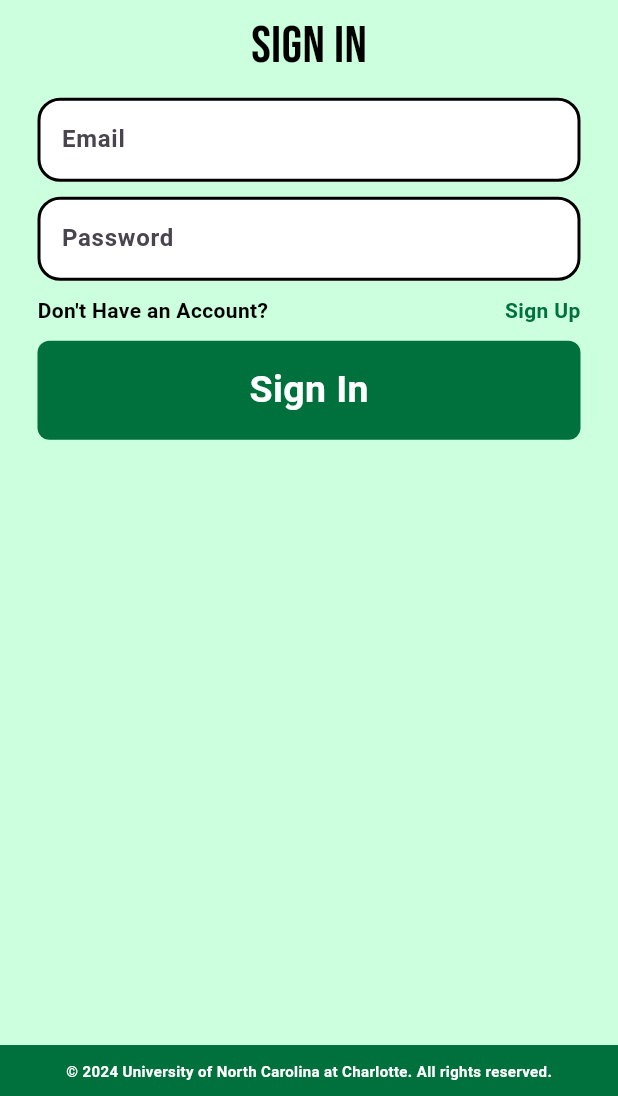
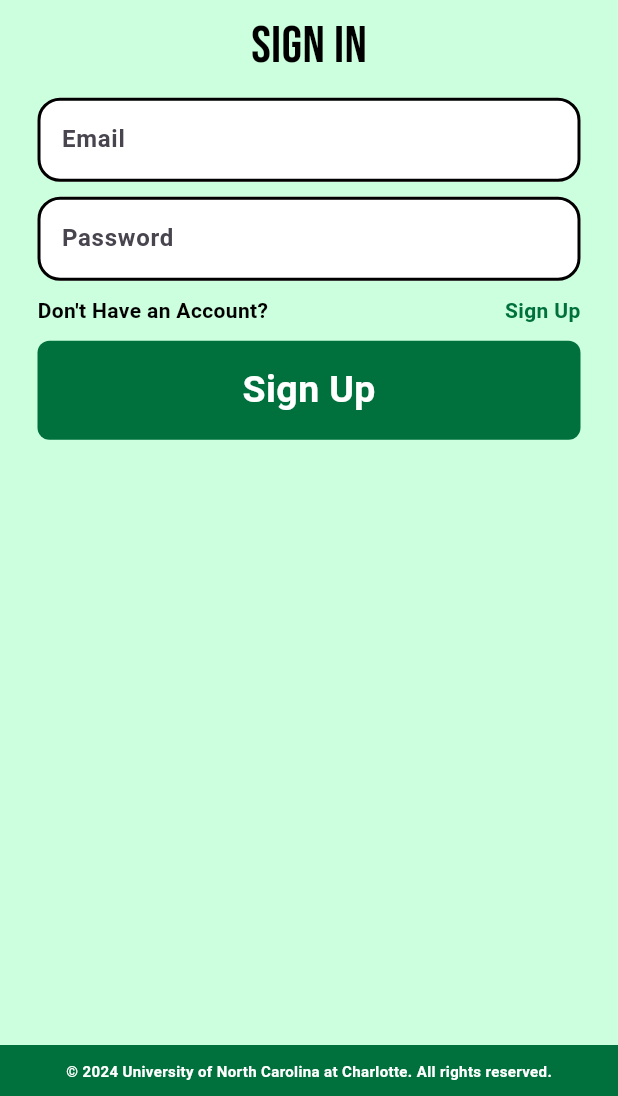
Before and after one commit to yibab/niner_security, a Flutter app: the screen it shows after launch, on a phone screen of 412 x 824 dp, the part 140-1236 px from its top. Run offline on Flutter 3.47's test engine with Material 3 defaults, Android fonts, the phone set to English and light mode, and no system bars; our stand-ins replace google_fonts, pocketbase.

```diff
--- a/lib/widgets/signin_button.dart
+++ b/lib/widgets/signin_button.dart
@@ -24,7 +24,7 @@ class _SigninButtonState extends State<SigninButton> {
             borderRadius: BorderRadius.circular(8)),
         child: const Center(
           child: Text(
-            "Sign In",
+            "Sign Up",
             style: TextStyle(
               color: Colors.white,
               fontWeight: FontWeight.bold,
```
